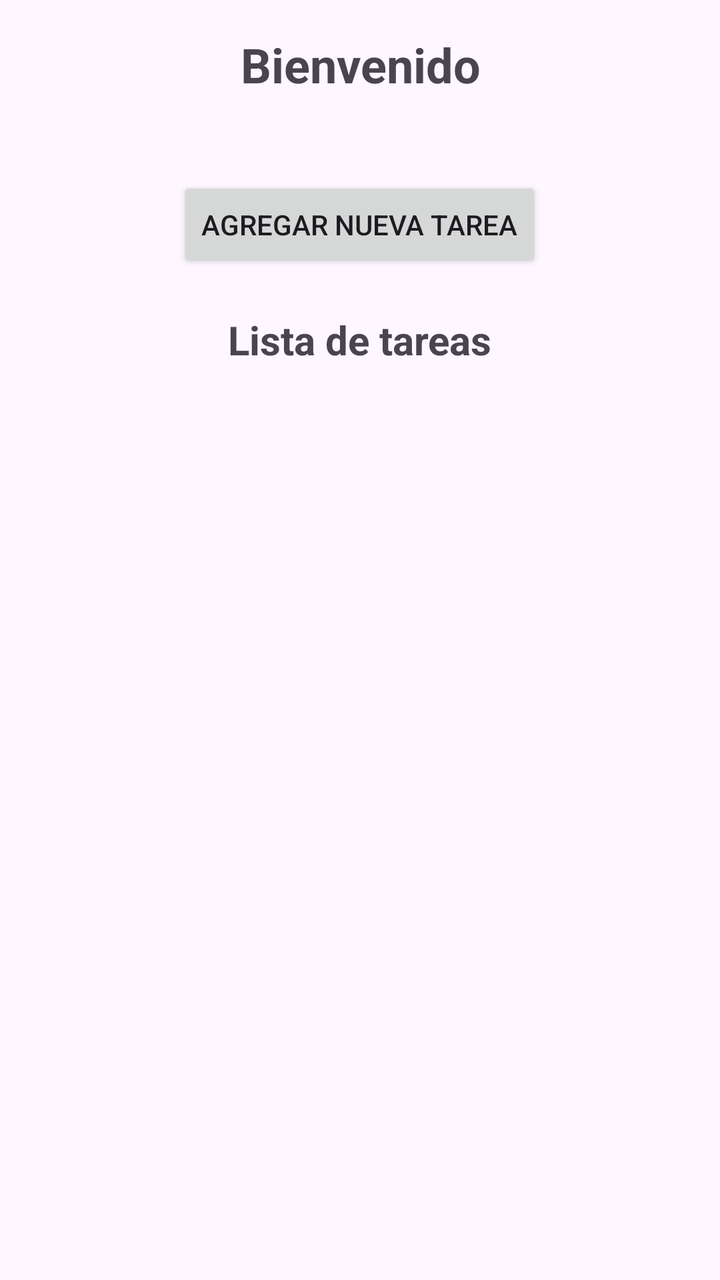
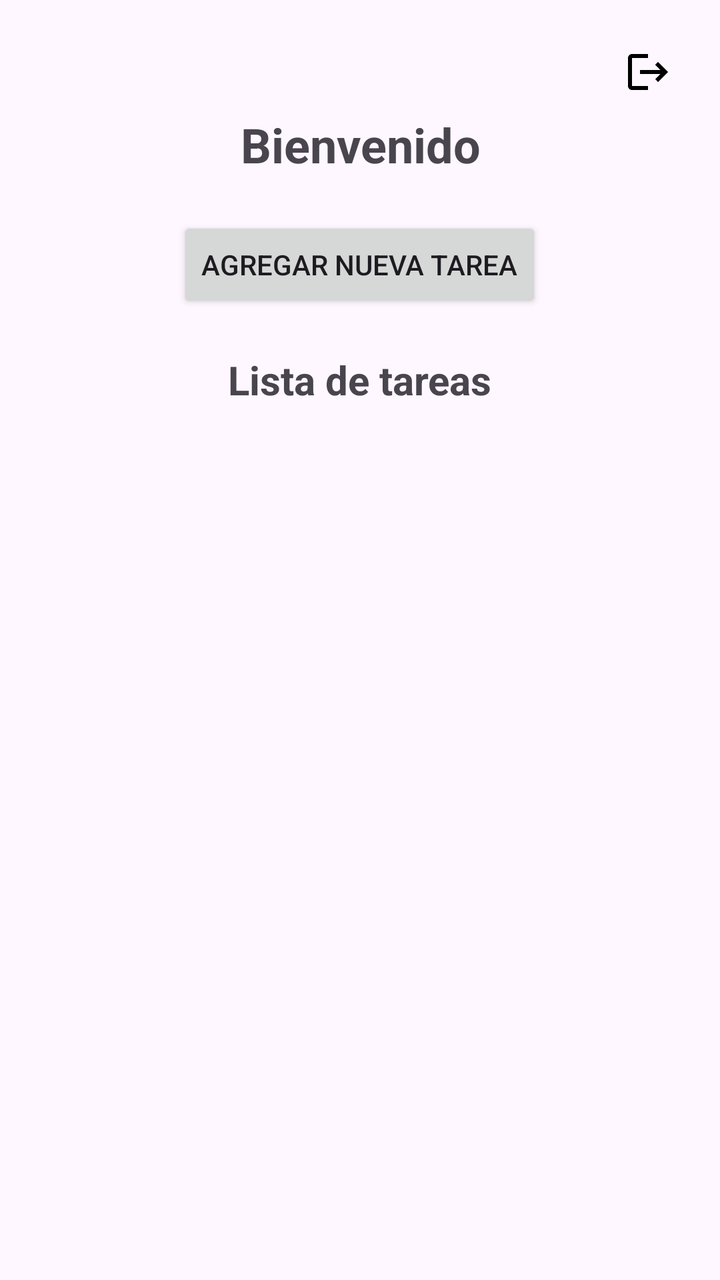

The first picture is an Android layout as it rendered before a commit; the second is the same layout after the commit. The layout source and the unified diff follow.
<!-- AndroidManifest.xml: application theme Theme.GestorDeTareas -->
<!-- res/layout/activity_main.xml -->
<?xml version="1.0" encoding="utf-8"?>
<LinearLayout xmlns:android="http://schemas.android.com/apk/res/android"
    android:layout_width="match_parent"
    android:layout_height="match_parent"
    android:orientation="vertical"
    android:gravity="center"
    android:padding="16dp">

    <TextView
        android:id="@+id/tvTitle"
        android:layout_width="match_parent"
        android:layout_height="wrap_content"
        android:text="Bienvenido"
        android:textSize="24sp"
        android:textStyle="bold"
        android:gravity="center"
        android:layout_marginBottom="20dp"/>

    <Button
        android:id="@+id/btnAddTask"
        android:layout_width="wrap_content"
        android:layout_height="wrap_content"
        android:layout_marginTop="20dp"
        android:text="Agregar Nueva Tarea"
        android:layout_marginBottom="20dp"/>

    <TextView
        android:id="@+id/txListado"
        android:layout_width="wrap_content"
        android:layout_height="wrap_content"
        android:text="Lista de tareas"
        android:textSize="20sp"
        android:textStyle="bold"/>

    <ListView
        android:id="@+id/listTasks"
        android:layout_width="match_parent"
        android:layout_height="0dp"
        android:layout_weight="1"
        android:layout_marginTop="20dp"/>

</LinearLayout>
<!-- resources referenced by this layout -->
<resources>
  <style name="Theme.GestorDeTareas" parent="Base.Theme.GestorDeTareas" />
  <style name="Base.Theme.GestorDeTareas" parent="Theme.Material3.DayNight.NoActionBar">
          
          
      </style>
</resources>

<!-- the commit's change to res/layout/activity_main.xml (unified diff, before → after) -->
@@ -1,42 +1,59 @@
 <?xml version="1.0" encoding="utf-8"?>
-<LinearLayout xmlns:android="http://schemas.android.com/apk/res/android"
+<RelativeLayout xmlns:android="http://schemas.android.com/apk/res/android"
     android:layout_width="match_parent"
     android:layout_height="match_parent"
-    android:orientation="vertical"
-    android:gravity="center"
     android:padding="16dp">
 
-    <TextView
-        android:id="@+id/tvTitle"
+    <ImageButton
+        android:id="@+id/btnLogout"
+        android:layout_width="40dp"
+        android:layout_height="40dp"
+        android:layout_alignParentTop="true"
+        android:layout_alignParentEnd="true"
+        android:background="@android:color/transparent"
+        android:src="@drawable/ic_logout"
+        android:contentDescription="Cerrar sesión"
+        android:padding="8dp" />
+
+    <LinearLayout
         android:layout_width="match_parent"
-        android:layout_height="wrap_content"
-        android:text="Bienvenido"
-        android:textSize="24sp"
-        android:textStyle="bold"
-        android:gravity="center"
-        android:layout_marginBottom="20dp"/>
+        android:layout_height="match_parent"
+        android:layout_below="@id/btnLogout"
+        android:orientation="vertical"
+        android:gravity="center_horizontal">
 
-    <Button
-        android:id="@+id/btnAddTask"
-        android:layout_width="wrap_content"
-        android:layout_height="wrap_content"
-        android:layout_marginTop="20dp"
-        android:text="Agregar Nueva Tarea"
-        android:layout_marginBottom="20dp"/>
+        <TextView
+            android:id="@+id/tvTitle"
+            android:layout_width="match_parent"
+            android:layout_height="wrap_content"
+            android:text="Bienvenido"
+            android:textSize="24sp"
+            android:textStyle="bold"
+            android:gravity="center"
+            android:layout_marginBottom="20dp" />
 
-    <TextView
-        android:id="@+id/txListado"
-        android:layout_width="wrap_content"
-        android:layout_height="wrap_content"
-        android:text="Lista de tareas"
-        android:textSize="20sp"
-        android:textStyle="bold"/>
+        <Button
+            android:id="@+id/btnAddTask"
+            android:layout_width="wrap_content"
+            android:layout_height="wrap_content"
+            android:text="Agregar Nueva Tarea"
+            android:layout_marginBottom="20dp" />
 
-    <ListView
-        android:id="@+id/listTasks"
-        android:layout_width="match_parent"
-        android:layout_height="0dp"
-        android:layout_weight="1"
-        android:layout_marginTop="20dp"/>
+        <TextView
+            android:id="@+id/txListado"
+            android:layout_width="wrap_content"
+            android:layout_height="wrap_content"
+            android:text="Lista de tareas"
+            android:textSize="20sp"
+            android:textStyle="bold" />
 
-</LinearLayout>
+        <ListView
+            android:id="@+id/listTasks"
+            android:layout_width="match_parent"
+            android:layout_height="0dp"
+            android:layout_weight="1"
+            android:layout_marginTop="20dp" />
+
+    </LinearLayout>
+
+</RelativeLayout>
<!-- resource entries referenced after the edit -->
@@ -1,5 +1,11 @@
 <!-- resources referenced by this layout -->
 <resources>
+  <!-- drawable ic_logout (drawable) -->
+  <vector xmlns:android="http://schemas.android.com/apk/res/android" android:autoMirrored="true" android:height="24dp" android:tint="#000000" android:viewportHeight="24" android:viewportWidth="24" android:width="24dp">
+        
+      <path android:fillColor="@android:color/white" android:pathData="M17,7l-1.41,1.41L18.17,11H8v2h10.17l-2.58,2.58L17,17l5,-5zM4,5h8V3H4c-1.1,0 -2,0.9 -2,2v14c0,1.1 0.9,2 2,2h8v-2H4V5z"/>
+      
+  </vector>
   <style name="Theme.GestorDeTareas" parent="Base.Theme.GestorDeTareas" />
   <style name="Base.Theme.GestorDeTareas" parent="Theme.Material3.DayNight.NoActionBar">
           
